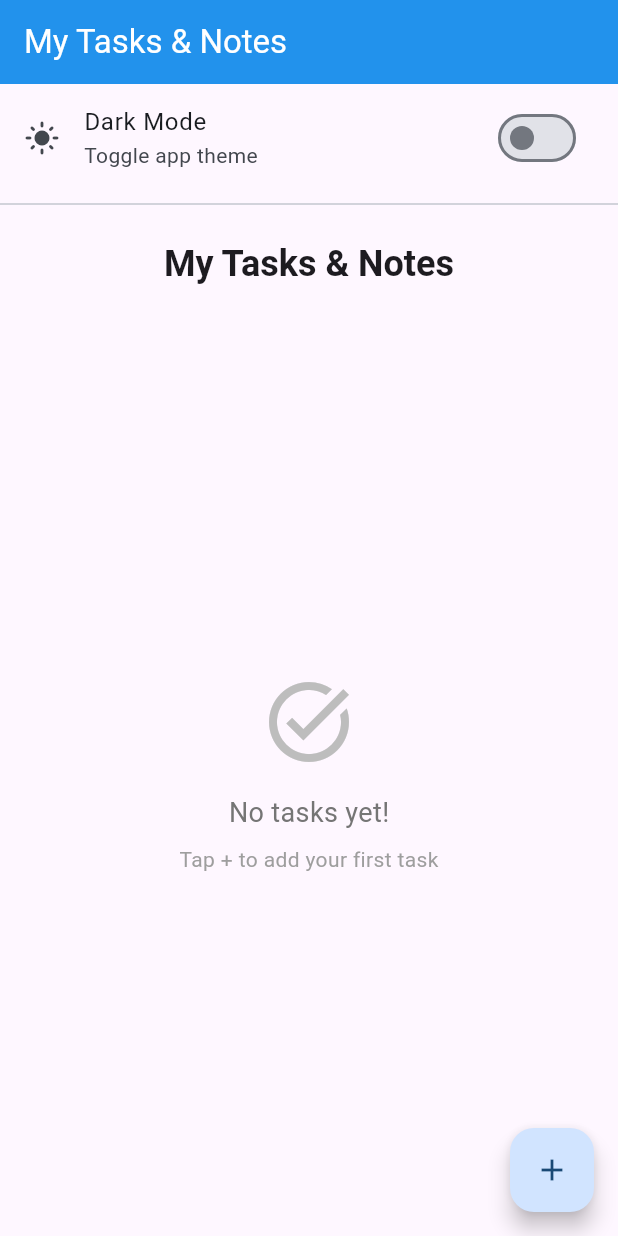
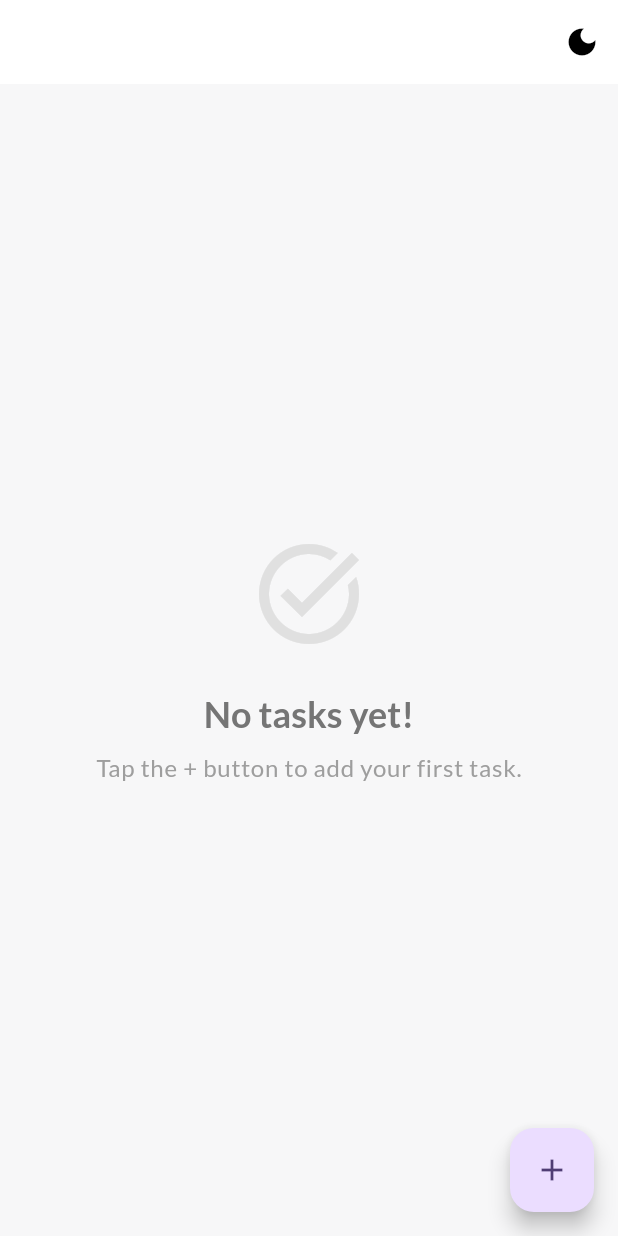
Before and after one commit to mavn-bussiness/flutter-task-notes-app, a Flutter app: the screen it shows after launch, on a phone screen of 412 x 824 dp. Run offline on Flutter 3.47's test engine with Material 3 defaults, Android fonts, the phone set to English and light mode, and no system bars; our stand-ins replace google_fonts, shared_preferences, sqflite; accounts and stored records are empty.

Commit message:
made improvements in the UI

```diff
--- a/lib/main.dart
+++ b/lib/main.dart
@@ -1,4 +1,5 @@
 import 'package:flutter/material.dart';
+import 'package:google_fonts/google_fonts.dart';
 import 'package:provider/provider.dart';
 import 'providers/theme_provider.dart';
 import 'screens/home_screen.dart';
@@ -23,23 +24,62 @@ class MyApp extends StatelessWidget {
         return MaterialApp(
           title: 'Task Notes Manager',
           debugShowCheckedModeBanner: false,
-          theme: ThemeData.light().copyWith(
-            colorScheme: ColorScheme.fromSeed(seedColor: Colors.blue),
-            appBarTheme: const AppBarTheme(
-              backgroundColor: Colors.blue,
-              foregroundColor: Colors.white,
-            ),
-          ),
-          darkTheme: ThemeData.dark().copyWith(
-            colorScheme: ColorScheme.fromSeed(
-              seedColor: Colors.blue,
-              brightness: Brightness.dark,
-            ),
-          ),
-          themeMode: themeProvider.isDarkMode ? ThemeMode.dark : ThemeMode.light,
+          theme: _buildTheme(Brightness.light),
+          darkTheme: _buildTheme(Brightness.dark),
+          themeMode: themeProvider.isDarkMode
+              ? ThemeMode.dark
+              : ThemeMode.light,
           home: const HomeScreen(),
         );
       },
     );
   }
+
+  ThemeData _buildTheme(Brightness brightness) {
+    final baseTheme = brightness == Brightness.light
+        ? ThemeData.light(useMaterial3: true)
+        : ThemeData.dark(useMaterial3: true);
+
+    const seedColor = Colors.deepPurple;
+
+    return baseTheme.copyWith(
+      colorScheme: ColorScheme.fromSeed(
+        seedColor: seedColor,
+        brightness: brightness,
+      ),
+      scaffoldBackgroundColor: brightness == Brightness.light
+          ? const Color(0xFFF7F7F8)
+          : Colors.black,
+      textTheme: GoogleFonts.latoTextTheme(baseTheme.textTheme),
+      appBarTheme: baseTheme.appBarTheme.copyWith(
+        backgroundColor: brightness == Brightness.light
+            ? Colors.white
+            : Colors.grey[900],
+        foregroundColor: brightness == Brightness.light
+            ? Colors.black
+            : Colors.white,
+        elevation: 0,
+        titleTextStyle: GoogleFonts.oswald(
+          fontSize: 24,
+          fontWeight: FontWeight.bold,
+        ),
+      ),
+      elevatedButtonTheme: ElevatedButtonThemeData(
+        style: ElevatedButton.styleFrom(
+          foregroundColor: Colors.white,
+          backgroundColor: seedColor,
+          shape: RoundedRectangleBorder(borderRadius: BorderRadius.circular(8)),
+          padding: const EdgeInsets.symmetric(horizontal: 24, vertical: 12),
+          textStyle: GoogleFonts.roboto(
+            fontSize: 16,
+            fontWeight: FontWeight.w500,
+          ),
+        ),
+      ),
+      cardTheme: baseTheme.cardTheme.copyWith(
+        elevation: 2,
+        shape: RoundedRectangleBorder(borderRadius: BorderRadius.circular(12)),
+      ),
+    );
+  }
 }
--- a/lib/screens/home_screen.dart
+++ b/lib/screens/home_screen.dart
@@ -49,13 +49,13 @@ class _HomeScreenState extends State<HomeScreen> {
   Color _getPriorityColor(String priority) {
     switch (priority.toLowerCase()) {
       case 'high':
-        return Colors.red;
+        return Colors.red.shade300;
       case 'medium':
-        return Colors.orange;
+        return Colors.orange.shade300;
       case 'low':
-        return Colors.green;
+        return Colors.green.shade300;
       default:
-        return Colors.grey;
+        return Colors.grey.shade400;
     }
   }
 
@@ -66,123 +66,21 @@ class _HomeScreenState extends State<HomeScreen> {
     return Scaffold(
       appBar: AppBar(
         title: const Text('My Tasks & Notes'),
-        elevation: 2,
-      ),
-      body: Column(
-        children: [
-          // Theme Switch
-          SwitchListTile(
-            title: const Text('Dark Mode'),
-            subtitle: const Text('Toggle app theme'),
-            value: themeProvider.isDarkMode,
-            onChanged: (value) {
-              themeProvider.toggleTheme();
-            },
-            secondary: Icon(
-              themeProvider.isDarkMode
-                ? Icons.dark_mode
-                : Icons.light_mode,
+        actions: [
+          IconButton(
+            icon: Icon(
+              themeProvider.isDarkMode ? Icons.light_mode : Icons.dark_mode,
             ),
-          ),
-          const Divider(),
-
-          // Welcome Message
-          Padding(
-            padding: const EdgeInsets.all(16.0),
-            child: Text(
-              'My Tasks & Notes',
-              style: Theme.of(context).textTheme.headlineSmall?.copyWith(
-                fontWeight: FontWeight.bold,
-              ),
-            ),
-          ),
-
-          // Task List
-          Expanded(
-            child: _isLoading
-                ? const Center(child: CircularProgressIndicator())
-                : _tasks.isEmpty
-                    ? Center(
-                        child: Column(
-                          mainAxisAlignment: MainAxisAlignment.center,
-                          children: [
-                            Icon(Icons.task_alt, size: 64,
-                              color: Colors.grey[400]),
-                            const SizedBox(height: 16),
-                            Text(
-                              'No tasks yet!',
-                              style: TextStyle(
-                                fontSize: 18,
-                                color: Colors.grey[600],
-                              ),
-                            ),
-                            const SizedBox(height: 8),
-                            Text(
-                              'Tap + to add your first task',
-                              style: TextStyle(color: Colors.grey[500]),
-                            ),
-                          ],
-                        ),
-                      )
-                    : ListView.builder(
-                        padding: const EdgeInsets.all(8),
-                        itemCount: _tasks.length,
-                        itemBuilder: (context, index) {
-                          final task = _tasks[index];
-                          return Card(
-                            margin: const EdgeInsets.symmetric(
-                              horizontal: 8,
-                              vertical: 4,
-                            ),
-                            child: ListTile(
-                              leading: Checkbox(
-                                value: task.isCompleted,
-                                onChanged: (value) => _toggleTaskCompletion(task),
-                              ),
-                              title: Text(
-                                task.title,
-                                style: TextStyle(
-                                  decoration: task.isCompleted
-                                      ? TextDecoration.lineThrough
-                                      : null,
-                                  fontWeight: FontWeight.bold,
-                                ),
-                              ),
-                              subtitle: Column(
-                                crossAxisAlignment: CrossAxisAlignment.start,
-                                children: [
-                                  const SizedBox(height: 4),
-                                  Text(task.description),
-                                  const SizedBox(height: 4),
-                                  Chip(
-                                    label: Text(
-                                      task.priority,
-                                      style: const TextStyle(
-                                        color: Colors.white,
-                                        fontSize: 12,
-                                      ),
-                                    ),
-                                    backgroundColor: _getPriorityColor(
-                                      task.priority,
-                                    ),
-                                    padding: EdgeInsets.zero,
-                                    materialTapTargetSize:
-                                      MaterialTapTargetSize.shrinkWrap,
-                                  ),
-                                ],
-                              ),
-                              trailing: IconButton(
-                                icon: const Icon(Icons.delete, color: Colors.red),
-                                onPressed: () => _deleteTask(task.id),
-                              ),
-                              isThreeLine: true,
-                            ),
-                          );
-                        },
-                      ),
+            onPressed: () => themeProvider.toggleTheme(),
+            tooltip: 'Toggle Theme',
           ),
         ],
       ),
+      body: _isLoading
+          ? const Center(child: CircularProgressIndicator())
+          : _tasks.isEmpty
+              ? _buildEmptyState()
+              : _buildTaskList(),
       floatingActionButton: FloatingActionButton(
         onPressed: () async {
           await Navigator.push(
@@ -195,4 +93,85 @@ class _HomeScreenState extends State<HomeScreen> {
       ),
     );
   }
+
+  Widget _buildEmptyState() {
+    return Center(
+      child: Column(
+        mainAxisAlignment: MainAxisAlignment.center,
+        children: [
+          Icon(Icons.task_alt, size: 80, color: Colors.grey[300]),
+          const SizedBox(height: 24),
+          Text(
+            'No tasks yet!',
+            style: Theme.of(context).textTheme.headlineSmall?.copyWith(
+              fontWeight: FontWeight.bold,
+              color: Colors.grey[600],
+            ),
+          ),
+          const SizedBox(height: 8),
+          Text(
+            'Tap the + button to add your first task.',
+            style: Theme.of(context).textTheme.bodyLarge?.copyWith(
+              color: Colors.grey[500],
+            ),
+          ),
+        ],
+      ),
+    );
+  }
+
+  Widget _buildTaskList() {
+    return ListView.builder(
+      padding: const EdgeInsets.all(16),
+      itemCount: _tasks.length,
+      itemBuilder: (context, index) {
+        final task = _tasks[index];
+        return Card(
+          margin: const EdgeInsets.only(bottom: 16),
+          child: ListTile(
+            contentPadding: const EdgeInsets.symmetric(horizontal: 20, vertical: 12),
+            leading: Checkbox(
+              value: task.isCompleted,
+              onChanged: (value) => _toggleTaskCompletion(task),
+              activeColor: Theme.of(context).colorScheme.primary,
+            ),
+            title: Text(
+              task.title,
+              style: Theme.of(context).textTheme.titleLarge?.copyWith(
+                decoration: task.isCompleted ? TextDecoration.lineThrough : null,
+                decorationColor: Colors.grey,
+                fontWeight: FontWeight.bold,
+              ),
+            ),
+            subtitle: Column(
+              crossAxisAlignment: CrossAxisAlignment.start,
+              children: [
+                const SizedBox(height: 4),
+                Text(
+                  task.description,
+                  style: Theme.of(context).textTheme.bodyMedium,
+                ),
+                const SizedBox(height: 8),
+                Chip(
+                  label: Text(
+                    task.priority,
+                    style: const TextStyle(color: Colors.white, fontSize: 12),
+                  ),
+                  backgroundColor: _getPriorityColor(task.priority),
+                  padding: const EdgeInsets.symmetric(horizontal: 8, vertical: 2),
+                  materialTapTargetSize: MaterialTapTargetSize.shrinkWrap,
+                ),
+              ],
+            ),
+            trailing: IconButton(
+              icon: Icon(Icons.delete, color: Colors.red.shade300),
+              onPressed: () => _deleteTask(task.id),
+              tooltip: 'Delete Task',
+            ),
+            isThreeLine: true,
+          ),
+        );
+      },
+    );
+  }
 }
--- a/pubspec.yaml
+++ b/pubspec.yaml
@@ -38,6 +38,7 @@ dependencies:
   # Use with the CupertinoIcons class for iOS style icons.
   cupertino_icons: ^1.0.8
   provider: ^6.1.5+1
+  google_fonts: ^6.3.2
 
 dev_dependencies:
   flutter_test:
```
Also changed, not shown: pubspec.lock.
